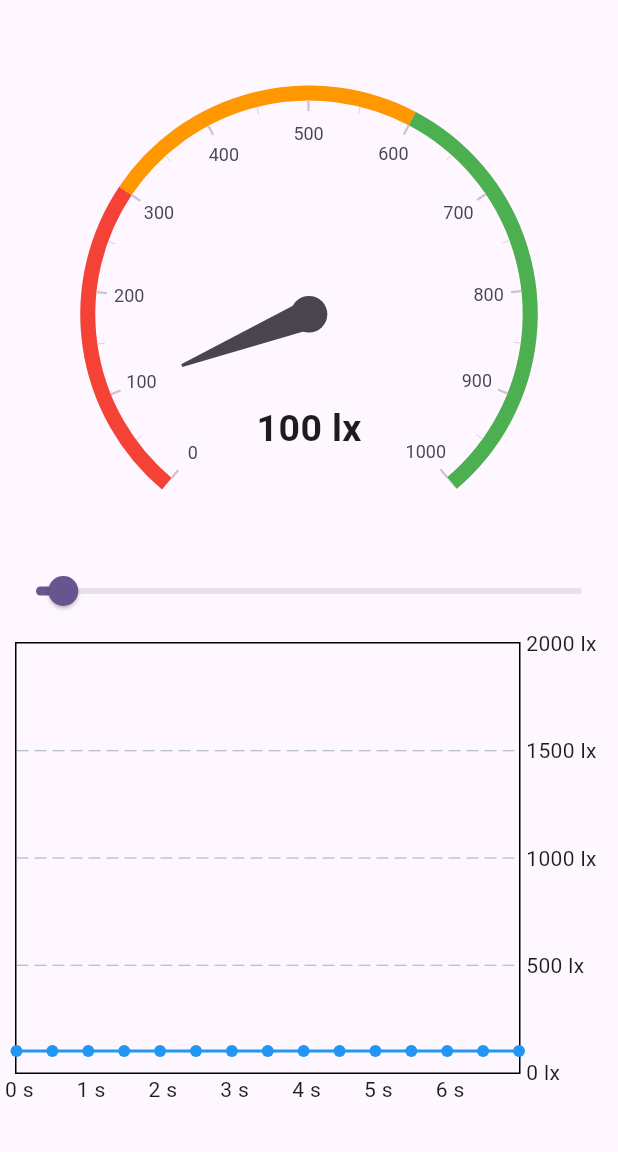
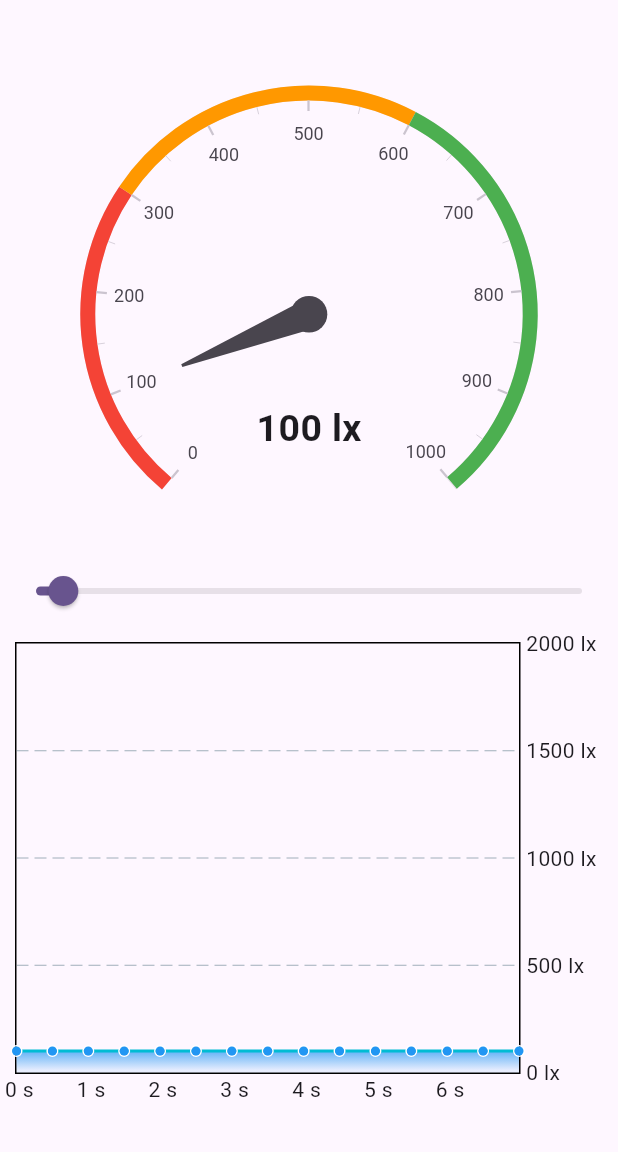
Before and after one commit to fdg2425/fdg_lux_meter, a Flutter app: the screen it shows after launch, on a phone screen of 412 x 824 dp, the part 84-1236 px from its top. Run offline on Flutter 3.47's test engine with Material 3 defaults, Android fonts, the phone set to English and light mode, and no system bars; drawn by our look-alikes of fl_chart, syncfusion_flutter_gauges; missing offline and left inert: light.

Commit message:
dotData and belowBarData added in the chart

```diff
--- a/lib/lux_chart.dart
+++ b/lib/lux_chart.dart
@@ -96,13 +96,48 @@ class _LuxChartState extends State<LuxChart> {
   LineChartBarData luxLine(List<FlSpot> points) {
     return LineChartBarData(
       spots: points,
-      dotData: const FlDotData(show: true),
-      color: Colors.blue,
+      dotData: FlDotData(
+        show: true,
+        getDotPainter:
+            (
+              FlSpot spot,
+              double xPercentage,
+              LineChartBarData bar,
+              int index, {
+              double? barWidth,
+            }) {
+              return FlDotCirclePainter(
+                radius: 3,
+                color: Colors.blue,
+                strokeWidth: 1,
+                strokeColor: Colors.white,
+              );
+            },
+      ),
+      //color: Colors.blue,
+      // The following gradient would show small values in red and big ones in green.
+      // Because I plan that the user can select the max value of the y axis, it would be
+      // difficult to correlate these colors to the corresponding colors in the gauge.
+      // Therefore we stay with blue.
       // gradient: LinearGradient(
-      //   colors: [widget.sinColor.withValues(alpha: 0), widget.sinColor],
-      //   stops: const [0.1, 1.0],
+      //   begin: Alignment.bottomCenter,
+      //   end: Alignment.topCenter,
+      //   colors: [Colors.red, Colors.orange, Colors.green],
+      //   stops: const [0.1, 0.3, 0.6],
       // ),
       barWidth: 2,
+      belowBarData: BarAreaData(
+        show: true,
+        gradient: LinearGradient(
+          begin: Alignment.topCenter,
+          end: Alignment.bottomCenter,
+          colors: [
+            Colors.blue.withValues(alpha: 0.7),
+            Colors.blue.withValues(alpha: 0.1),
+          ],
+          stops: const [0, 0.9],
+        ),
+      ),
       isCurved: true,
     );
   }
```
